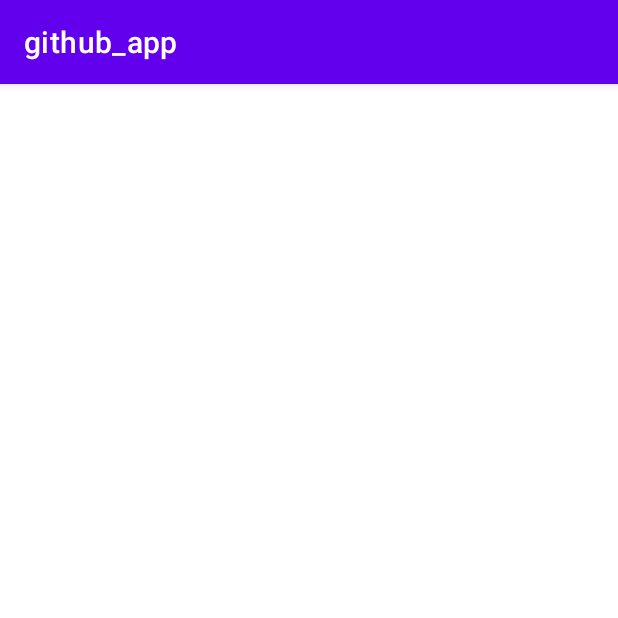
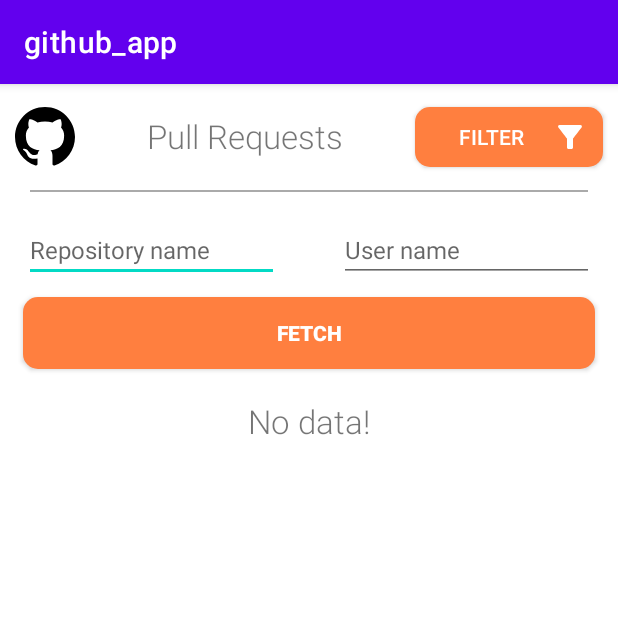
Before and after one commit to mayank-navi/github_pull_request_app, an Android app: the screen it shows after launch (MainActivity), on a phone screen of 412 x 824 dp, the top half of it. Run offline under Robolectric (Android 15) with nearby library versions, the phone set to English and light mode, and no system bars.

Commit message:
working all functionality | VM not implemented

```diff
--- a/app/build.gradle
+++ b/app/build.gradle
@@ -52,4 +52,5 @@ dependencies {
     implementation 'com.github.bumptech.glide:glide:4.12.0'
     apply plugin: 'kotlin-kapt'
     kapt 'com.github.bumptech.glide:compiler:4.12.0'
+    implementation "androidx.cardview:cardview:1.0.0"
 }
--- a/app/src/main/java/com/navi/github_app/data/api/GithubApiImpl.kt
+++ /dev/null
@@ -1,15 +0,0 @@
-package com.navi.github_app.data.api
-
-import android.util.Log
-import com.navi.github_app.data.model.PullRequest
-import retrofit2.Call
-import retrofit2.Callback
-import retrofit2.Response
-
-class GithubApiImpl: GithubApiService {
-    override fun getAllClosedPullRequests(token: String, state: String): Call<List<PullRequest>> {
-        val githubApiInterface: GithubApiService = RetroFitClient().getClient().create(GithubApiService::class.java)
-        val closedPullRequestsCall: Call<List<PullRequest>> = githubApiInterface.getAllClosedPullRequests()
-        return closedPullRequestsCall
-    }
-}
--- a/app/src/main/java/com/navi/github_app/data/api/GithubApiService.kt
+++ b/app/src/main/java/com/navi/github_app/data/api/github/GithubApiService.kt
@@ -1,16 +1,21 @@
-package com.navi.github_app.data.api
+package com.navi.github_app.data.api.github
 
+import com.navi.github_app.data.api.Constants
 import com.navi.github_app.data.model.PullRequest
 import retrofit2.Call
+import retrofit2.Retrofit
+import retrofit2.converter.gson.GsonConverterFactory
 import retrofit2.http.GET
 import retrofit2.http.Header
 import retrofit2.http.Query
+import retrofit2.http.Url
 
 interface GithubApiService {
-    @GET(Constants.PULL_REQUESTS)
+    @GET
     fun getAllClosedPullRequests(
+        @Url url: String,
+        @Query("state") state: String = "closed",
         @Header("Authorization")
         token: String = Constants.GITHUB_ACCESS_TOKEN,
-        @Query("state") state: String = "closed"
     ): Call<List<PullRequest>>
 }
--- a/app/src/main/java/com/navi/github_app/ui/main/MainActivity.kt
+++ b/app/src/main/java/com/navi/github_app/ui/main/MainActivity.kt
@@ -2,30 +2,30 @@ package com.navi.github_app.ui.main
 
 import androidx.appcompat.app.AppCompatActivity
 import android.os.Bundle
-import android.util.Log
+import android.text.Editable
+import android.widget.Button
+import android.widget.TextView
+import androidx.recyclerview.widget.LinearLayoutManager
+import androidx.recyclerview.widget.RecyclerView
+import com.google.android.material.textfield.TextInputEditText
 import com.navi.github_app.R
-import com.navi.github_app.data.api.GithubApiImpl
-import com.navi.github_app.data.model.PullRequest
-import retrofit2.Call
-import retrofit2.Callback
-import retrofit2.Response
+import com.navi.github_app.data.repository.GithubApiRepository
 
 class MainActivity : AppCompatActivity() {
     override fun onCreate(savedInstanceState: Bundle?) {
         super.onCreate(savedInstanceState)
-        setContentView(R.layout.activity_main)
-        val closedPullRequestsCall = GithubApiImpl().getAllClosedPullRequests()
-        closedPullRequestsCall.enqueue(object : Callback<List<PullRequest>> {
-            override fun onResponse(
-                call: Call<List<PullRequest>>?,
-                response: Response<List<PullRequest>>?
-            ) {
-                Log.d("RESPONSE", response.toString())
-            }
-
-            override fun onFailure(call: Call<List<PullRequest>>?, t: Throwable?) {
-                Log.d("RESPONSE", call.toString())
-            }
+        setContentView(R.layout.home_screen)
+        findViewById<Button>(R.id.fetch_button).setOnClickListener({
+            val repoName = findViewById<TextInputEditText>(R.id.repo_name_input).text
+            val userName = findViewById<TextInputEditText>(R.id.user_name_input).text
+            onFetch(userName, repoName)
         })
     }
+
+    fun onFetch(userName: Editable?, repoName: Editable?) {
+        val rvPullRequest: RecyclerView = findViewById(R.id.rv_pull_requests)
+        val noDataTv: TextView = findViewById(R.id.tv_error_when_no_user_inputs)
+        val layoutManager = LinearLayoutManager(applicationContext)
+        GithubApiRepository().getAllClosedPullRequests(rvPullRequest, layoutManager, noDataTv, userName, repoName)
+    }
 }
--- /dev/null
+++ b/app/src/main/res/drawable/filter_icon.xml
@@ -0,0 +1,5 @@
+<?xml version="1.0" encoding="utf-8"?>
+<shape xmlns:android="http://schemas.android.com/apk/res/android">
+    <solid android:color="#FF7F3F" />
+    <corners android:radius="10dp" />
+</shape>
--- /dev/null
+++ b/app/src/main/res/drawable/ic_baseline_filter_alt_24.xml
@@ -0,0 +1,5 @@
+<vector android:height="24dp" android:tint="#ffff"
+    android:viewportHeight="24" android:viewportWidth="24"
+    android:width="24dp" xmlns:android="http://schemas.android.com/apk/res/android">
+    <path android:fillColor="@android:color/white" android:pathData="M4.25,5.61C6.27,8.2 10,13 10,13v6c0,0.55 0.45,1 1,1h2c0.55,0 1,-0.45 1,-1v-6c0,0 3.72,-4.8 5.74,-7.39C20.25,4.95 19.78,4 18.95,4H5.04C4.21,4 3.74,4.95 4.25,5.61z"/>
+</vector>
--- /dev/null
+++ b/app/src/main/res/drawable/ic_iconmonstr_github_1.xml
@@ -0,0 +1,9 @@
+<vector xmlns:android="http://schemas.android.com/apk/res/android"
+    android:width="24dp"
+    android:height="24dp"
+    android:viewportWidth="24"
+    android:viewportHeight="24">
+  <path
+      android:fillColor="#FF000000"
+      android:pathData="M12,0c-6.626,0 -12,5.373 -12,12 0,5.302 3.438,9.8 8.207,11.387 0.599,0.111 0.793,-0.261 0.793,-0.577v-2.234c-3.338,0.726 -4.033,-1.416 -4.033,-1.416 -0.546,-1.387 -1.333,-1.756 -1.333,-1.756 -1.089,-0.745 0.083,-0.729 0.083,-0.729 1.205,0.084 1.839,1.237 1.839,1.237 1.07,1.834 2.807,1.304 3.492,0.997 0.107,-0.775 0.418,-1.305 0.762,-1.604 -2.665,-0.305 -5.467,-1.334 -5.467,-5.931 0,-1.311 0.469,-2.381 1.236,-3.221 -0.124,-0.303 -0.535,-1.524 0.117,-3.176 0,0 1.008,-0.322 3.301,1.23 0.957,-0.266 1.983,-0.399 3.003,-0.404 1.02,0.005 2.047,0.138 3.006,0.404 2.291,-1.552 3.297,-1.23 3.297,-1.23 0.653,1.653 0.242,2.874 0.118,3.176 0.77,0.84 1.235,1.911 1.235,3.221 0,4.609 -2.807,5.624 -5.479,5.921 0.43,0.372 0.823,1.102 0.823,2.222v3.293c0,0.319 0.192,0.694 0.801,0.576 4.765,-1.589 8.199,-6.086 8.199,-11.386 0,-6.627 -5.373,-12 -12,-12z"/>
+</vector>
--- /dev/null
+++ b/app/src/main/res/layout/home_screen.xml
@@ -0,0 +1,105 @@
+<?xml version="1.0" encoding="utf-8"?>
+<androidx.constraintlayout.widget.ConstraintLayout xmlns:android="http://schemas.android.com/apk/res/android"
+    xmlns:app="http://schemas.android.com/apk/res-auto"
+    android:layout_width="match_parent"
+    android:layout_height="match_parent">
+    <androidx.appcompat.widget.AppCompatImageView
+        android:layout_width="40dp"
+        android:layout_height="40dp"
+        android:id="@+id/github_logo"
+        android:background="@drawable/ic_iconmonstr_github_1"
+        app:layout_constraintStart_toStartOf="parent"
+        app:layout_constraintTop_toTopOf="parent"
+        android:layout_marginStart="10dp"
+        android:layout_marginTop="15dp"/>
+    <androidx.appcompat.widget.AppCompatTextView
+        android:layout_width="wrap_content"
+        android:id="@+id/tv_header_pr_filter"
+        android:layout_height="wrap_content"
+        app:layout_constraintStart_toEndOf="@+id/github_logo"
+        app:layout_constraintEnd_toStartOf="@+id/filter_button"
+        app:layout_constraintTop_toTopOf="parent"
+        android:layout_marginTop="20dp"
+        android:fontFamily="sans-serif-light"
+        android:textSize="22sp"
+        android:text="@string/pull_requests" />
+    <androidx.appcompat.widget.AppCompatButton
+        android:id="@+id/filter_button"
+        android:layout_width="125dp"
+        android:layout_height="40dp"
+        android:paddingHorizontal="10dp"
+        android:text="@string/filter"
+        android:textColor="@color/white"
+        android:textAllCaps="true"
+        android:drawableEnd="@drawable/ic_baseline_filter_alt_24"
+        android:background="@drawable/filter_icon"
+        app:layout_constraintEnd_toEndOf="parent"
+        app:layout_constraintTop_toTopOf="parent"
+        android:layout_marginEnd="10dp"
+        android:layout_marginTop="15dp" />
+    <View
+        android:layout_width="match_parent"
+        android:layout_height="1dp"
+        android:layout_marginTop="15dp"
+        android:id="@+id/dividerTop"
+        android:layout_marginHorizontal="20dp"
+        app:layout_constraintStart_toStartOf="parent"
+        app:layout_constraintTop_toBottomOf="@+id/filter_button"
+        android:background="@android:color/darker_gray"/>
+    <LinearLayout
+        android:layout_width="match_parent"
+        android:layout_height="50dp"
+        android:id="@+id/text_input_repo_user"
+        app:layout_constraintTop_toBottomOf="@+id/dividerTop"
+        android:gravity="center_horizontal"
+        android:layout_marginTop="20dp"
+        app:layout_constraintStart_toStartOf="parent">
+        <com.google.android.material.textfield.TextInputEditText
+            android:layout_width="170dp"
+            android:id="@+id/repo_name_input"
+            android:layout_height="40dp"
+            android:textSize="16sp"
+            android:layout_marginEnd="20dp"
+            android:hint="@string/repository_name"
+            android:inputType="text" />
+        <com.google.android.material.textfield.TextInputEditText
+            android:layout_width="170dp"
+            android:id="@+id/user_name_input"
+            android:layout_height="40dp"
+            android:textSize="16sp"
+            android:layout_marginStart="20dp"
+            android:hint="@string/user_name"
+            android:inputType="text" />
+    </LinearLayout>
+    <androidx.appcompat.widget.AppCompatButton
+        android:layout_width="match_parent"
+        android:layout_height="wrap_content"
+        android:id="@+id/fetch_button"
+        android:layout_marginHorizontal="15dp"
+        android:text="@string/fetch"
+        android:textColor="@color/white"
+        android:textStyle="bold"
+        android:background="@drawable/filter_icon"
+        app:layout_constraintStart_toStartOf="parent"
+        app:layout_constraintTop_toBottomOf="@+id/text_input_repo_user" />
+    <androidx.appcompat.widget.AppCompatTextView
+        android:layout_width="match_parent"
+        android:gravity="center"
+        android:id="@+id/tv_error_when_no_user_inputs"
+        android:layout_height="wrap_content"
+        app:layout_constraintTop_toBottomOf="@+id/fetch_button"
+        android:layout_marginTop="20dp"
+        android:fontFamily="sans-serif-light"
+        android:textSize="22sp"
+        android:text="No data!" />
+    <androidx.recyclerview.widget.RecyclerView
+        android:id="@+id/rv_pull_requests"
+        android:layout_width="match_parent"
+        android:layout_height="wrap_content"
+        android:padding="3dp"
+        app:layout_constraintEnd_toEndOf="parent"
+        app:layout_constraintHorizontal_bias="1.0"
+        app:layout_constraintStart_toStartOf="parent"
+        app:layout_constraintTop_toBottomOf="@+id/tv_error_when_no_user_inputs"
+        app:layout_constraintVertical_bias="1.0" />
+</androidx.constraintlayout.widget.ConstraintLayout>
--- a/app/src/main/res/values/strings.xml
+++ b/app/src/main/res/values/strings.xml
@@ -1,3 +1,8 @@
 <resources>
     <string name="app_name">github_app</string>
+    <string name="filter">Filter</string>
+    <string name="pull_requests">Pull Requests</string>
+    <string name="fetch">Fetch</string>
+    <string name="user_name">User name</string>
+    <string name="repository_name">Repository name</string>
 </resources>
```
Also changed, not shown: app/src/main/java/com/navi/github_app/data/api/github/GithubApiImpl.kt (added, +14 -0 lines), app/src/main/java/com/navi/github_app/data/model/PullRequest.kt (deleted, +0 -9 lines), app/src/main/java/com/navi/github_app/data/model/github/PullRequest.kt (added, +23 -0 lines), app/src/main/java/com/navi/github_app/data/repository/GithubApiRepository.kt (added, +50 -0 lines), app/src/main/java/com/navi/github_app/ui/HomeScreen/PullRequestAdapter.kt (added, +61 -0 lines), app/src/main/res/drawable/card_background.xml (added, +8 -0 lines), app/src/main/res/layout/pull_request_card.xml (added, +96 -0 lines), app/src/main/assets/iconmonstr-github-1.svg (added).
